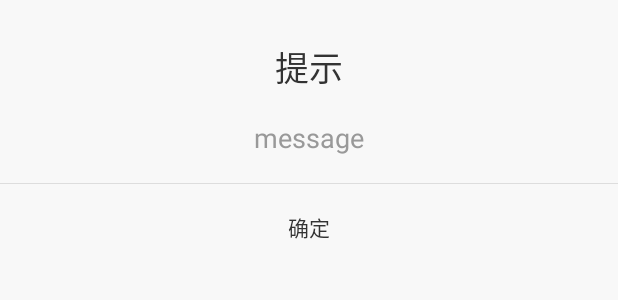
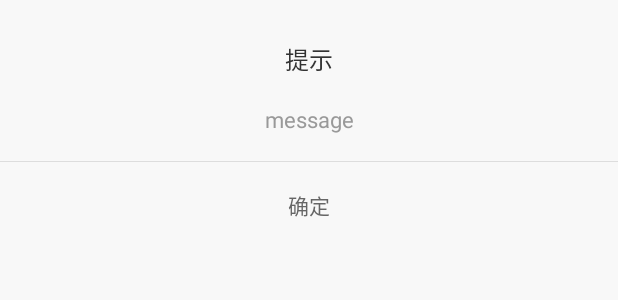
Before and after one commit to hsqcoder/RapidUI, an Android app: the layout dialog_info.xml on its own in the app's theme, with its tools: preview values and no code run, on a phone screen of 412 x 824 dp. Shown: the top 300 px of the screen. Run offline under Robolectric (Android 15) with nearby library versions, the phone set to English and light mode, and no system bars.

Commit message:
1.更新依赖 2.调整弹窗风格 3.增强websocket稳定性

```diff
--- a/build.gradle
+++ b/build.gradle
@@ -7,7 +7,7 @@ buildscript {
         jcenter()
     }
     dependencies {
-        classpath 'com.android.tools.build:gradle:3.3.1'
+        classpath 'com.android.tools.build:gradle:3.3.2'
 
 
         // NOTE: Do not place your application dependencies here; they belong
--- a/framework/src/main/java/pers/like/framework/main/network/stomp/WebSocketsConnectionProvider.java
+++ b/framework/src/main/java/pers/like/framework/main/network/stomp/WebSocketsConnectionProvider.java
@@ -80,7 +80,11 @@ class WebSocketsConnectionProvider extends AbstractConnectionProvider {
                 emitLifecycleEvent(openEvent);
                 mHeartbeatDisposable = Observable.interval(30, TimeUnit.SECONDS).subscribe(a -> {
                     if (connected) {
-                        send("\n");
+                        try {
+                            send("\n");
+                        } catch (Exception e) {
+                            e.printStackTrace();
+                        }
                     }
                 });
             }
--- a/framework/src/main/java/pers/like/framework/main/util/AppUtil.java
+++ b/framework/src/main/java/pers/like/framework/main/util/AppUtil.java
@@ -14,7 +14,7 @@ public class AppUtil {
     public static long versionCode(Context context) {
         try {
             PackageInfo pkg = context.getPackageManager().getPackageInfo(context.getPackageName(), 0);
-            return pkg.getLongVersionCode();
+            return PackageInfoCompat.getLongVersionCode(pkg);
         } catch (PackageManager.NameNotFoundException e1) {
             e1.printStackTrace();
         }
--- a/framework/src/main/res/layout/dialog_info.xml
+++ b/framework/src/main/res/layout/dialog_info.xml
@@ -14,7 +14,7 @@
         android:gravity="center"
         android:padding="@dimen/dp_16"
         android:textColor="#333"
-        android:textSize="@dimen/sp_20"
+        android:textSize="@dimen/sp_14"
         tools:text="提示" />
 
     <TextView
@@ -27,7 +27,7 @@
         android:paddingRight="@dimen/dp_16"
         android:paddingBottom="@dimen/dp_16"
         android:textColor="#999"
-        android:textSize="@dimen/sp_16"
+        android:textSize="@dimen/sp_13"
         tools:text="message" />
 
     <View
@@ -49,7 +49,8 @@
             android:gravity="center"
             android:padding="@dimen/dp_16"
             android:text="@string/cancel"
-            android:textColor="@color/colorDisabled"
+            android:textColor="#666666"
+            android:textSize="@dimen/sp_12"
             android:visibility="gone" />
 
         <TextView
@@ -61,7 +62,8 @@
             android:gravity="center"
             android:padding="@dimen/dp_16"
             android:text="@string/sure"
-            android:textColor="@color/colorPrimary"
+            android:textColor="#666666"
+            android:textSize="@dimen/sp_12"
             android:visibility="visible" />
     </LinearLayout>
 
--- a/framework/src/main/res/values/colors.xml
+++ b/framework/src/main/res/values/colors.xml
@@ -3,6 +3,7 @@
 
     <color name="colorPrimary">#3F51B5</color>
     <color name="colorPrimaryDark">#303F9F</color>
+    <color name="colorPrimaryLight">#687CDA</color>
     <color name="colorAccent">#FF4081</color>
     <color name="colorAppBackground">#f8f8f8</color>
 
```
